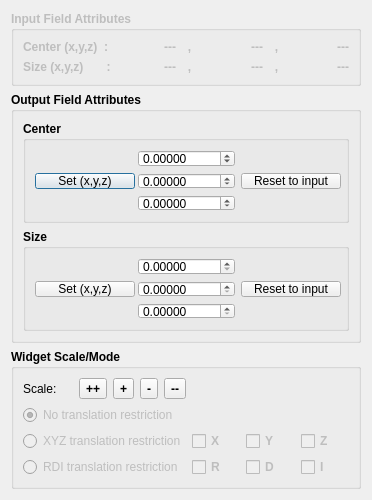
The window that src/Interface/Modules/Fields/EditMeshBoundingBox.ui (SCIInstitute/SCIRun) describes before a commit, drawn with Qt 5.
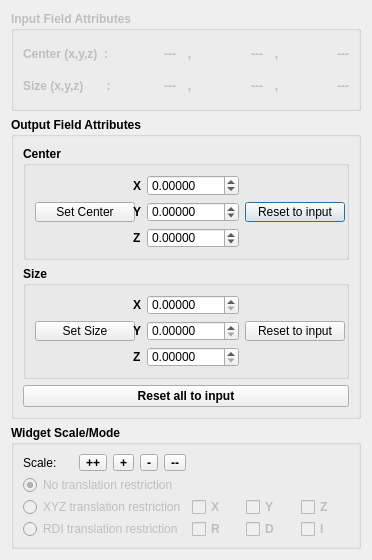
The same window after the commit.

Commit message: Refinements for @jessdtate

The edit to the form file:
```diff
--- a/src/Interface/Modules/Fields/EditMeshBoundingBox.ui
+++ b/src/Interface/Modules/Fields/EditMeshBoundingBox.ui
@@ -7,13 +7,13 @@
     <x>0</x>
     <y>0</y>
     <width>372</width>
-    <height>500</height>
+    <height>560</height>
    </rect>
   </property>
   <property name="minimumSize">
    <size>
     <width>372</width>
-    <height>500</height>
+    <height>560</height>
    </size>
   </property>
   <property name="windowTitle">
@@ -25,6 +25,12 @@
      <property name="enabled">
       <bool>false</bool>
      </property>
+     <property name="minimumSize">
+      <size>
+       <width>0</width>
+       <height>100</height>
+      </size>
+     </property>
      <property name="font">
       <font>
        <weight>75</weight>
@@ -241,6 +247,12 @@
      <property name="enabled">
       <bool>true</bool>
      </property>
+     <property name="minimumSize">
+      <size>
+       <width>0</width>
+       <height>300</height>
+      </size>
+     </property>
      <property name="font">
       <font>
        <weight>75</weight>
@@ -257,79 +269,7 @@
          <string>Center</string>
         </property>
         <layout class="QGridLayout" name="gridLayout_4">
-         <item row="0" column="1">
-          <widget class="QDoubleSpinBox" name="outputCenterXSpinBox_">
-           <property name="enabled">
-            <bool>true</bool>
-           </property>
-           <property name="font">
-            <font>
-             <weight>50</weight>
-             <bold>false</bold>
-            </font>
-           </property>
-           <property name="decimals">
-            <number>5</number>
-           </property>
-           <property name="minimum">
-            <double>-999999.000000000000000</double>
-           </property>
-           <property name="maximum">
-            <double>999999.000000000000000</double>
-           </property>
-          </widget>
-         </item>
-         <item row="1" column="0">
-          <widget class="QPushButton" name="setCenterPushButton_">
-           <property name="enabled">
-            <bool>true</bool>
-           </property>
-           <property name="minimumSize">
-            <size>
-             <width>100</width>
-             <height>0</height>
-            </size>
-           </property>
-           <property name="maximumSize">
-            <size>
-             <width>100</width>
-             <height>16777215</height>
-            </size>
-           </property>
-           <property name="font">
-            <font>
-             <weight>50</weight>
-             <bold>false</bold>
-            </font>
-           </property>
-           <property name="text">
-            <string>Set (x,y,z)</string>
-           </property>
-          </widget>
-         </item>
-         <item row="1" column="1">
-          <widget class="QDoubleSpinBox" name="outputCenterYSpinBox_">
-           <property name="enabled">
-            <bool>true</bool>
-           </property>
-           <property name="font">
-            <font>
-             <weight>50</weight>
-             <bold>false</bold>
-            </font>
-           </property>
-           <property name="decimals">
-            <number>5</number>
-           </property>
-           <property name="minimum">
-            <double>-999999.000000000000000</double>
-           </property>
-           <property name="maximum">
-            <double>999999.000000000000000</double>
-           </property>
-          </widget>
-         </item>
-         <item row="1" column="2">
+         <item row="1" column="3">
           <widget class="QPushButton" name="resetCenterPushButton_">
            <property name="minimumSize">
             <size>
@@ -354,7 +294,29 @@
            </property>
           </widget>
          </item>
-         <item row="2" column="1">
+         <item row="0" column="2">
+          <widget class="QDoubleSpinBox" name="outputCenterXSpinBox_">
+           <property name="enabled">
+            <bool>true</bool>
+           </property>
+           <property name="font">
+            <font>
+             <weight>50</weight>
+             <bold>false</bold>
+            </font>
+           </property>
+           <property name="decimals">
+            <number>5</number>
+           </property>
+           <property name="minimum">
+            <double>-999999.000000000000000</double>
+           </property>
+           <property name="maximum">
+            <double>999999.000000000000000</double>
+           </property>
+          </widget>
+         </item>
+         <item row="2" column="2">
           <widget class="QDoubleSpinBox" name="outputCenterZSpinBox_">
            <property name="enabled">
             <bool>true</bool>
@@ -376,6 +338,77 @@
            </property>
           </widget>
          </item>
+         <item row="1" column="2">
+          <widget class="QDoubleSpinBox" name="outputCenterYSpinBox_">
+           <property name="enabled">
+            <bool>true</bool>
+           </property>
+           <property name="font">
+            <font>
+             <weight>50</weight>
+             <bold>false</bold>
+            </font>
+           </property>
+           <property name="decimals">
+            <number>5</number>
+           </property>
+           <property name="minimum">
+            <double>-999999.000000000000000</double>
+           </property>
+           <property name="maximum">
+            <double>999999.000000000000000</double>
+           </property>
+          </widget>
+         </item>
+         <item row="1" column="0">
+          <widget class="QPushButton" name="setCenterPushButton_">
+           <property name="enabled">
+            <bool>true</bool>
+           </property>
+           <property name="minimumSize">
+            <size>
+             <width>100</width>
+             <height>0</height>
+            </size>
+           </property>
+           <property name="maximumSize">
+            <size>
+             <width>100</width>
+             <height>16777215</height>
+            </size>
+           </property>
+           <property name="font">
+            <font>
+             <weight>50</weight>
+             <bold>false</bold>
+            </font>
+           </property>
+           <property name="text">
+            <string>Set Center</string>
+           </property>
+          </widget>
+         </item>
+         <item row="0" column="1">
+          <widget class="QLabel" name="label_8">
+           <property name="text">
+            <string>X</string>
+           </property>
+          </widget>
+         </item>
+         <item row="1" column="1">
+          <widget class="QLabel" name="label_9">
+           <property name="text">
+            <string>Y</string>
+           </property>
+          </widget>
+         </item>
+         <item row="2" column="1">
+          <widget class="QLabel" name="label_10">
+           <property name="text">
+            <string>Z</string>
+           </property>
+          </widget>
+         </item>
         </layout>
        </widget>
       </item>
@@ -457,7 +490,7 @@
             </font>
            </property>
            <property name="text">
-            <string>Set (x,y,z)</string>
+            <string>Set Size</string>
            </property>
           </widget>
          </item>
@@ -486,9 +519,37 @@
            </property>
           </widget>
          </item>
+         <item row="0" column="1">
+          <widget class="QLabel" name="label_11">
+           <property name="text">
+            <string>X</string>
+           </property>
+          </widget>
+         </item>
+         <item row="1" column="1">
+          <widget class="QLabel" name="label_12">
+           <property name="text">
+            <string>Y</string>
+           </property>
+          </widget>
+         </item>
+         <item row="2" column="1">
+          <widget class="QLabel" name="label_13">
+           <property name="text">
+            <string>Z</string>
+           </property>
+          </widget>
+         </item>
         </layout>
        </widget>
       </item>
+      <item>
+       <widget class="QPushButton" name="resetAllPushButton_">
+        <property name="text">
+         <string>Reset all to input</string>
+        </property>
+       </widget>
+      </item>
      </layout>
     </widget>
    </item>
@@ -497,6 +558,12 @@
      <property name="enabled">
       <bool>true</bool>
      </property>
+     <property name="minimumSize">
+      <size>
+       <width>0</width>
+       <height>120</height>
+      </size>
+     </property>
      <property name="font">
       <font>
        <weight>75</weight>
```
The commit also changes 1 other file.
